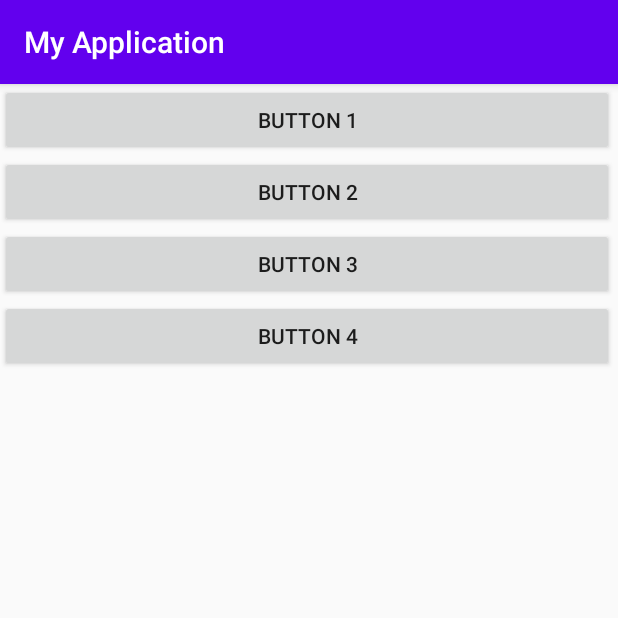
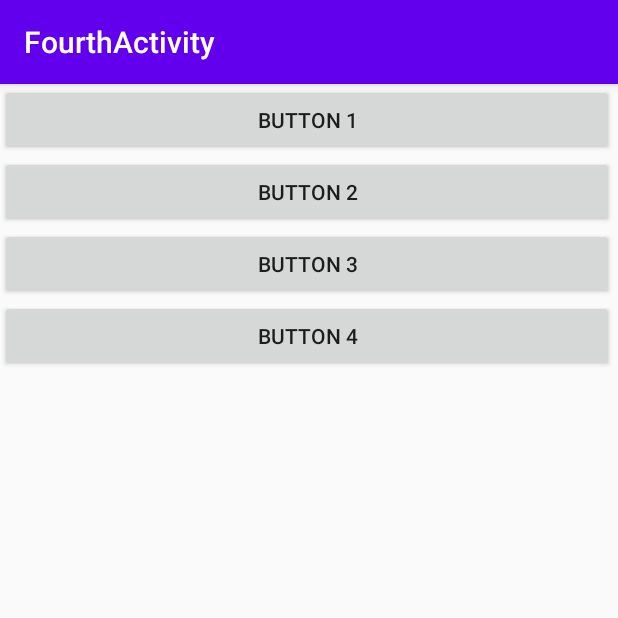
Before and after one commit to L13682726202/2018118135_Android, an Android app: the FourthActivity screen opened directly, with no data from a screen before it, on a phone screen of 412 x 824 dp, the top half of it. Run offline under Robolectric (Android 15) with nearby library versions, the phone set to English and light mode, and no system bars.

Commit message:
为活动四设置生命周期函数，并且设置按钮和按钮的回调函数

```diff
--- a/work_2/app/src/main/java/com/example/myapplication/FourthActivity.java
+++ b/work_2/app/src/main/java/com/example/myapplication/FourthActivity.java
@@ -2,7 +2,11 @@ package com.example.myapplication;
 
 import androidx.appcompat.app.AppCompatActivity;
 
+import android.content.Intent;
 import android.os.Bundle;
+import android.util.Log;
+import android.view.View;
+import android.widget.Button;
 
 public class FourthActivity extends AppCompatActivity {
 
@@ -10,5 +14,70 @@ public class FourthActivity extends AppCompatActivity {
     protected void onCreate(Bundle savedInstanceState) {
         super.onCreate(savedInstanceState);
         setContentView(R.layout.activity_fourth);
+
+        this.setTitle("FourthActivity");
+
+        Button button1 = (Button) findViewById(R.id.button_1);
+        Button button2 = (Button) findViewById(R.id.button_2);
+        Button button3 = (Button) findViewById(R.id.button_3);
+        Button button4 = (Button) findViewById(R.id.button_4);
+
+        button1.setOnClickListener(new View.OnClickListener(){
+            public void onClick(View v){
+                Intent intent = new Intent(FourthActivity.this,MainActivity.class);
+                startActivity(intent);
+            }
+        });
+
+        button2.setOnClickListener(new View.OnClickListener(){
+            public void onClick(View v){
+                Intent intent = new Intent(FourthActivity.this,SecondActivity.class);
+                startActivity(intent);
+            }
+        });
+
+        button3.setOnClickListener(new View.OnClickListener(){
+            public void onClick(View v){
+                Intent intent = new Intent(FourthActivity.this,ThirdActivity.class);
+                startActivity(intent);
+            }
+        });
+
+        button4.setOnClickListener(new View.OnClickListener(){
+            public void onClick(View v){
+                Intent intent = new Intent(FourthActivity.this,FourthActivity.class);
+                startActivity(intent);
+            }
+        });
+    }
+
+    protected void onStart(){
+        super.onStart();
+        Log.d("FourthActivity","onStart");
+    }
+
+    protected void onResume(){
+        super.onResume();
+        Log.d("FourthActivity","onResume");
+    }
+
+    protected void onPause(){
+        super.onPause();
+        Log.d("FourthActivity","onPause");
+    }
+
+    protected void onStop(){
+        super.onStop();
+        Log.d("FourthActivity","onStop");
+    }
+
+    protected void onDestroy(){
+        super.onDestroy();
+        Log.d("FourthActivity","onDestroy");
+    }
+
+    protected void onRestart(){
+        super.onRestart();
+        Log.d("FourthActivity","onRestart");
     }
 }
```
